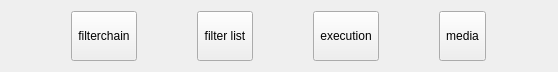
This is SeaGoatVision/client/qt/uifiles/WinMain.ui in Octets/SeaGoatVision as Qt 5 draws it before an edit. The edited form follows.
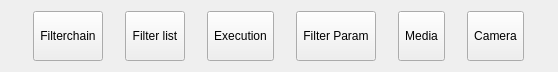
This is the edited form.

Commit message: Qt: Remove camera default showing. Added to the menu. Add label empty params when empty.

```diff
--- a/SeaGoatVision/client/qt/uifiles/WinMain.ui
+++ b/SeaGoatVision/client/qt/uifiles/WinMain.ui
@@ -28,7 +28,7 @@
         </sizepolicy>
        </property>
        <property name="text">
-        <string>filterchain</string>
+        <string>Filterchain</string>
        </property>
       </widget>
      </item>
@@ -41,7 +41,7 @@
         </sizepolicy>
        </property>
        <property name="text">
-        <string>filter list</string>
+        <string>Filter list</string>
        </property>
       </widget>
      </item>
@@ -54,7 +54,20 @@
         </sizepolicy>
        </property>
        <property name="text">
-        <string>execution</string>
+        <string>Execution</string>
+       </property>
+      </widget>
+     </item>
+     <item>
+      <widget class="QToolButton" name="btnParam">
+       <property name="sizePolicy">
+        <sizepolicy hsizetype="Fixed" vsizetype="Preferred">
+         <horstretch>0</horstretch>
+         <verstretch>0</verstretch>
+        </sizepolicy>
+       </property>
+       <property name="text">
+        <string>Filter Param</string>
        </property>
       </widget>
      </item>
@@ -67,7 +80,20 @@
         </sizepolicy>
        </property>
        <property name="text">
-        <string>media</string>
+        <string>Media</string>
+       </property>
+      </widget>
+     </item>
+     <item>
+      <widget class="QToolButton" name="btnCamera">
+       <property name="sizePolicy">
+        <sizepolicy hsizetype="Fixed" vsizetype="Preferred">
+         <horstretch>0</horstretch>
+         <verstretch>0</verstretch>
+        </sizepolicy>
+       </property>
+       <property name="text">
+        <string>Camera</string>
        </property>
       </widget>
      </item>
```
The commit also changes 3 other files.
